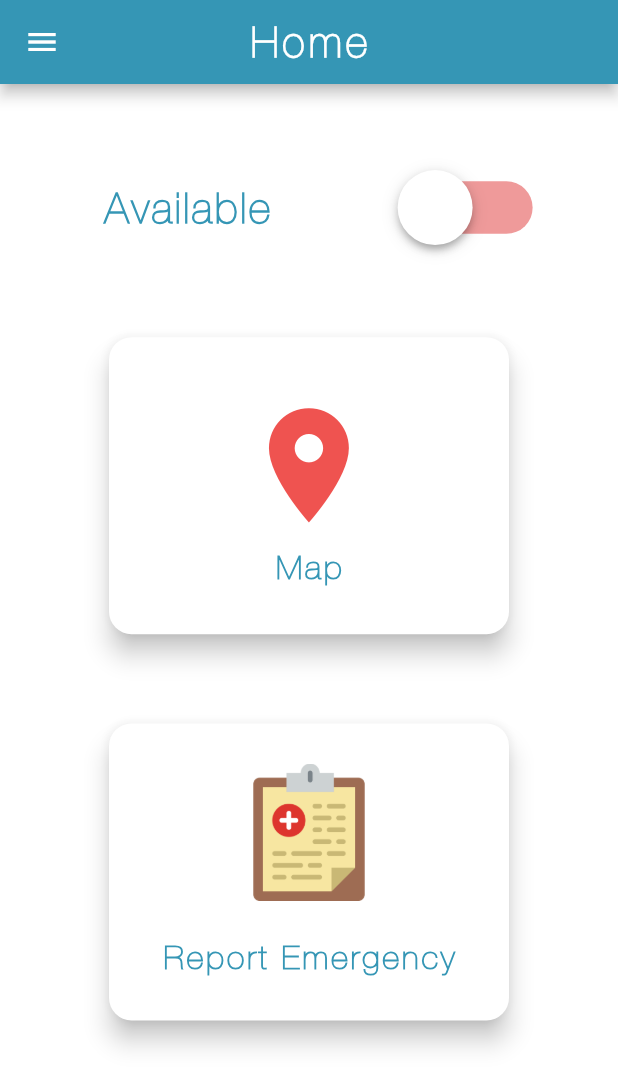
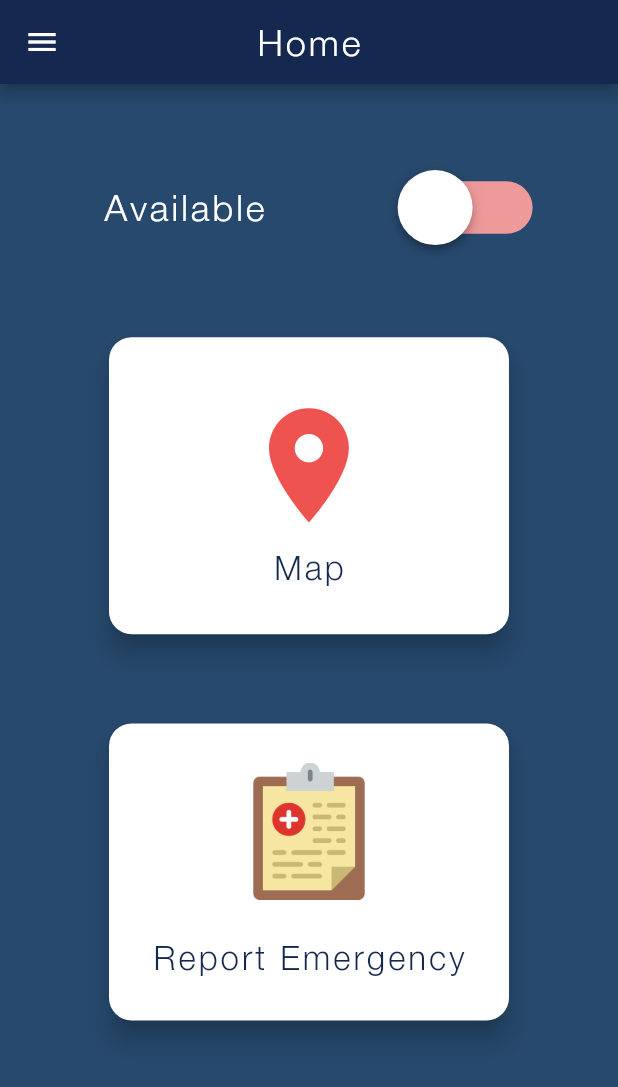
Before and after one commit to HannanNaeem/emsdirect, a Flutter app: the MFRHome screen opened by its route, on a phone screen of 412 x 824 dp. Shown: the top 1087 px of the screen. Run offline on Flutter 3.47's test engine with Material 2 defaults, Android fonts, the phone set to English and light mode, and no system bars; our stand-ins replace firebase_auth, material_design_icons_flutter; accounts and stored records are empty.

Commit message:
fonts + colors fixed in the following screens: OPS notifications, OPS records, MFR home, Emergency numbers, Available MFR numbers

```diff
--- a/lib/notifications.dart
+++ b/lib/notifications.dart
@@ -24,6 +24,8 @@ class _NotificationsState extends State<Notifications> {
     String res = timeOfDay.format(context);
 
     return Scaffold(
+      backgroundColor: const Color(0xff27496d),
+      //!APPBAR HAS TO BE DELETED - ONLY FOR TESTING
       appBar: AppBar(
         title: Text('Hello'),
         leading: IconButton(
--- a/lib/pages/MFR_home.dart
+++ b/lib/pages/MFR_home.dart
@@ -22,7 +22,7 @@ class _MFRHomeState extends State<MFRHome> {
 
     //Defines the whole layout of the homepage
     return Scaffold(
-      backgroundColor: Colors.white,
+      backgroundColor: const Color(0xff27496d),
       //This contains the widgets seen in the drawer - also has navigation included
       drawer: Container(
         width: width *
@@ -45,7 +45,7 @@ class _MFRHomeState extends State<MFRHome> {
                   children: <Widget>[
                     IconButton(
                       icon: Icon(Icons.account_circle),
-                      color: const Color(0xff3596b5),
+                      color: const Color(0xff142850),
                       onPressed: () {
                         print('MFR personal info');
                       },
@@ -55,8 +55,7 @@ class _MFRHomeState extends State<MFRHome> {
                       'Harum Naseem',
                       style: TextStyle(
                         fontSize: 15,
-                        fontFamily: 'HelveticaNeue',
-                        fontWeight: FontWeight.bold,
+                        fontFamily: 'HelveticaNeueLight',
                         letterSpacing: 2.0,
                       ),
                     ),
@@ -69,8 +68,7 @@ class _MFRHomeState extends State<MFRHome> {
                   'Emergency Numbers',
                   style: TextStyle(
                     fontSize: 18,
-                    fontFamily: 'HelveticaNeue',
-                    fontWeight: FontWeight.bold,
+                    fontFamily: 'HelveticaNeueLight',
                     letterSpacing: 2.0,
                   ),
                 ),
@@ -85,13 +83,12 @@ class _MFRHomeState extends State<MFRHome> {
                   'List of Available MFRs',
                   style: TextStyle(
                     fontSize: 18,
-                    fontFamily: 'HelveticaNeue',
-                    fontWeight: FontWeight.bold,
+                    fontFamily: 'HelveticaNeueLight',
                     letterSpacing: 2.0,
                   ),
                 ),
                 onTap: () {
-                  Navigator.of(context).pushNamed('/availableMfrs');
+                  Navigator.of(context).pushNamed('/availableMFRs');
                   //print('List of Available MFRs');
                 },
               ),
@@ -109,9 +106,9 @@ class _MFRHomeState extends State<MFRHome> {
                           icon: Image(
                             image: AssetImage('assets/logout.png'),
                             fit: BoxFit.fill,
-                            color: const Color(0xff3596b5),
+                            color: const Color(0xff142850),
                           ),
-                          color: const Color(0xff3596b5),
+                          color: const Color(0xff142850),
                           onPressed: () {
                             showDialog(
                                 context: context,
@@ -120,8 +117,7 @@ class _MFRHomeState extends State<MFRHome> {
                                     title: Text(
                                       "Are you sure?",
                                       style: TextStyle(
-                                        fontFamily: 'HelveticaNeue',
-                                        fontWeight: FontWeight.bold,
+                                        fontFamily: 'HelveticaNeueLight',
                                         letterSpacing: 2.0,
                                         fontSize: 20,
                                         color: Colors.grey[600],
@@ -132,8 +128,7 @@ class _MFRHomeState extends State<MFRHome> {
                                         child: Text(
                                           'YES',
                                           style: TextStyle(
-                                            fontFamily: 'HelveticaNeue',
-                                            fontWeight: FontWeight.bold,
+                                            fontFamily: 'HelveticaNeueLight',
                                             letterSpacing: 3.0,
                                             fontSize: 20,
                                             color: const Color(0xff1a832a),
@@ -147,8 +142,7 @@ class _MFRHomeState extends State<MFRHome> {
                                         child: Text(
                                           'NO',
                                           style: TextStyle(
-                                            fontFamily: 'HelveticaNeue',
-                                            fontWeight: FontWeight.bold,
+                                            fontFamily: 'HelveticaNeueLight',
                                             letterSpacing: 2.5,
                                             fontSize: 20,
                                             color: const Color(0xffee0000),
@@ -168,8 +162,8 @@ class _MFRHomeState extends State<MFRHome> {
                           'LOGOUT',
                           style: TextStyle(
                             fontSize: 18,
-                            fontFamily: 'HelveticaNeueBold',
-                            color: const Color(0xff3596b5),
+                            fontFamily: 'HelveticaNeueLightBold',
+                            color: const Color(0xff142850),
                           ),
                         ),
                       ],
@@ -183,14 +177,13 @@ class _MFRHomeState extends State<MFRHome> {
       ),
       //This is the appBar which has the main heading and the drawer option
       appBar: AppBar(
-        backgroundColor: const Color(0xff3596b5),
+        backgroundColor: const Color(0xff142850),
         title: Text(
           'Home',
           style: TextStyle(
-            fontFamily: 'HelveticaNeue',
-            fontWeight: FontWeight.bold,
-            letterSpacing: 3.0,
-            fontSize: 28,
+            fontFamily: 'HelveticaNeueLight',
+            letterSpacing: 2.0,
+            fontSize: 24,
           ),
         ),
         centerTitle: true,
@@ -211,12 +204,11 @@ class _MFRHomeState extends State<MFRHome> {
                     child: Text(
                       'Available',
                       style: TextStyle(
-                        fontFamily: 'HelveticaNeue',
-                        fontWeight: FontWeight.bold,
-                        letterSpacing: 2.0,
-                        fontSize: 28,
-                        color: const Color(0xff3596b5),
-                      ),
+                          fontFamily: 'HelveticaNeueLight',
+                          letterSpacing: 2.0,
+                          fontSize: 24,
+                          color: Colors.white //const Color(0xff142850),
+                          ),
                     ),
                   ),
                   Transform.scale(
@@ -265,10 +257,9 @@ class _MFRHomeState extends State<MFRHome> {
                           'Map',
                           style: TextStyle(
                               fontSize: 22,
-                              fontFamily: 'HelveticaNeue',
-                              fontWeight: FontWeight.bold,
+                              fontFamily: 'HelveticaNeueLight',
                               letterSpacing: 2.0,
-                              color: const Color(0xff3596b5) //Colors.cyan[800],
+                              color: const Color(0xff142850) //Colors.cyan[800],
                               ),
                         ),
                       ),
@@ -309,10 +300,9 @@ class _MFRHomeState extends State<MFRHome> {
                               'Report Emergency',
                               style: TextStyle(
                                 fontSize: 22,
-                                fontFamily: 'HelveticaNeue',
-                                fontWeight: FontWeight.bold,
+                                fontFamily: 'HelveticaNeueLight',
                                 letterSpacing: 2.0,
-                                color: const Color(0xff3596b5),
+                                color: const Color(0xff142850),
                               ),
                             ),
                           ),
--- a/lib/records.dart
+++ b/lib/records.dart
@@ -24,9 +24,9 @@ class Records extends StatelessWidget {
           Text(
             title,
             style: TextStyle(
-              color: const Color(0xff3596b5),
+              color: const Color(0xff142850),
               fontSize: 20,
-              fontFamily: 'HelveticaNeue',
+              fontFamily: 'HelveticaNeueLight',
               fontWeight: FontWeight.bold,
             ),
           ),
@@ -42,6 +42,7 @@ class Records extends StatelessWidget {
     final height = screenSize.height;
 
     return Scaffold(
+      backgroundColor: const Color(0xff27496d),
       body: Column(
         //crossAxisAlignment: CrossAxisAlignment.stretch,
         //mainAxisAlignment: MainAxisAlignment.center,
```
Also changed, not shown: lib/main.dart (+6 -7 lines), lib/notification_card.dart (+4 -6 lines), lib/pages/available_MFRs.dart (+10 -12 lines), lib/pages/emergency_numbers.dart (+10 -13 lines).
